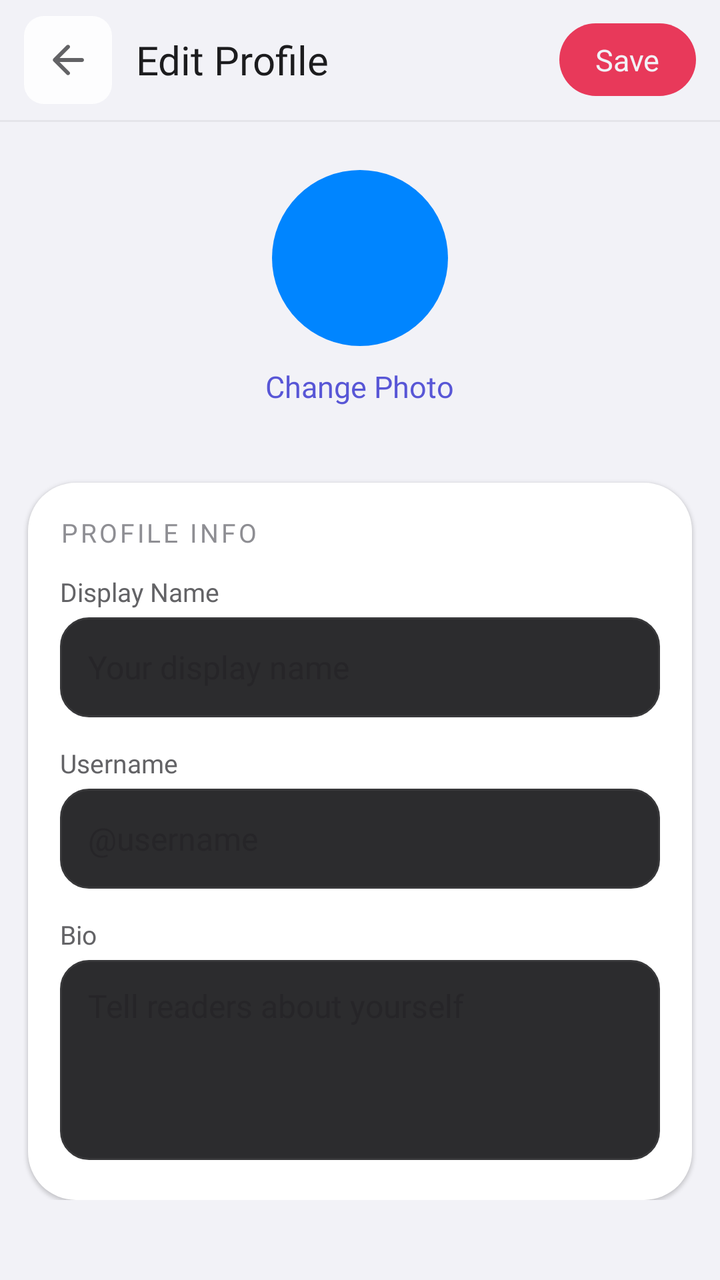
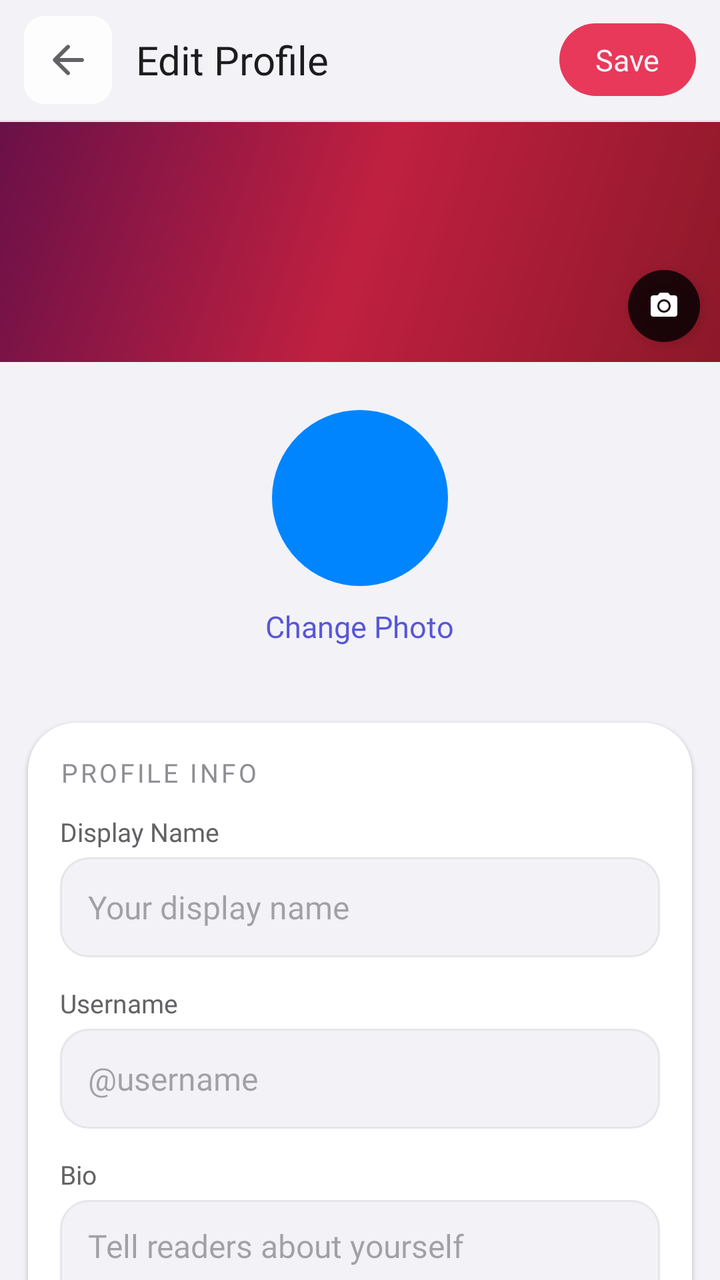

Screens rendered from an Android XML layout before and after an edit, with the pre-edit source and the edit as a unified diff.
<!-- AndroidManifest.xml: application theme Theme.NovelVerse -->
<!-- res/layout/activity_edit_profile.xml -->
<?xml version="1.0" encoding="utf-8"?>
<LinearLayout
    xmlns:android="http://schemas.android.com/apk/res/android"
    android:layout_width="match_parent"
    android:layout_height="match_parent"
    android:orientation="vertical"
    android:background="?attr/colorSurface">

    <LinearLayout
        android:layout_width="match_parent"
        android:layout_height="60dp"
        android:orientation="horizontal"
        android:gravity="center_vertical"
        android:paddingHorizontal="12dp"
        android:background="?attr/colorSurface">
        <ImageView
            android:id="@+id/btn_back"
            android:layout_width="44dp"
            android:layout_height="44dp"
            android:background="@drawable/bg_icon_btn_white"
            android:src="@drawable/ic_back"
            android:tint="?attr/colorOnSurfaceVariant"
            android:padding="10dp"
            android:contentDescription="Back" />
        <TextView
            android:layout_width="0dp"
            android:layout_height="wrap_content"
            android:layout_weight="1"
            android:layout_marginStart="12dp"
            android:text="Edit Profile"
            android:textColor="?attr/colorOnSurface"
            android:textSize="20sp"
            android:fontFamily="@font/inter_semibold" />
        <TextView
            android:id="@+id/btn_save"
            android:layout_width="wrap_content"
            android:layout_height="wrap_content"
            android:background="@drawable/bg_btn_primary"
            android:paddingHorizontal="18dp"
            android:paddingVertical="8dp"
            android:text="Save"
            android:textColor="?attr/colorSurface"
            android:textSize="15sp"
            android:fontFamily="@font/inter_semibold" />
    </LinearLayout>
    
    <View android:layout_width="match_parent" android:layout_height="1dp" android:background="@color/divider" />


    <androidx.core.widget.NestedScrollView
        android:layout_width="match_parent"
        android:layout_height="match_parent">
        <LinearLayout
            android:layout_width="match_parent"
            android:layout_height="wrap_content"
            android:orientation="vertical"
            android:paddingBottom="40dp">

            
            <LinearLayout
                android:layout_width="match_parent"
                android:layout_height="wrap_content"
                android:orientation="vertical"
                android:gravity="center"
                android:background="?attr/colorSurface"
                android:paddingVertical="24dp">
                <FrameLayout
                    android:layout_width="88dp"
                    android:layout_height="88dp"
                    android:background="@drawable/bg_avatar_circle">
                    <ImageView
                        android:id="@+id/edit_avatar"
                        android:layout_width="match_parent"
                        android:layout_height="match_parent"
                        android:scaleType="centerCrop" />
                    <TextView
                        android:id="@+id/edit_avatar_initials"
                        android:layout_width="match_parent"
                        android:layout_height="match_parent"
                        android:gravity="center"
                        android:textColor="?attr/colorOnSurface"
                        android:textSize="28sp"
                        android:fontFamily="@font/inter_semibold" />
                </FrameLayout>
                <TextView
                    android:id="@+id/btn_change_avatar"
                    android:layout_width="wrap_content"
                    android:layout_height="wrap_content"
                    android:layout_marginTop="10dp"
                    android:text="Change Photo"
                    android:textColor="@color/primary"
                    android:textSize="15sp"
                    android:fontFamily="@font/inter_medium" />
            </LinearLayout>

            
            <LinearLayout
                android:layout_width="match_parent"
                android:layout_height="wrap_content"
                android:orientation="vertical"
                android:layout_marginTop="14dp"
                android:layout_marginHorizontal="14dp"
                android:background="@drawable/bg_surface_card"
                android:padding="16dp"
                android:elevation="1dp">

                <TextView
                    android:layout_width="wrap_content"
                    android:layout_height="wrap_content"
                    android:text="PROFILE INFO"
                    android:textColor="@color/text_tertiary"
                    android:textSize="13sp"
                    android:fontFamily="@font/inter_semibold"
                    android:letterSpacing="0.10"
                    android:layout_marginBottom="12dp" />

                <TextView
                    android:layout_width="wrap_content"
                    android:layout_height="wrap_content"
                    android:text="Display Name"
                    android:textColor="@color/text_secondary"
                    android:textSize="13sp"
                    android:fontFamily="@font/inter_medium"
                    android:layout_marginBottom="4dp" />
                <EditText
                    android:id="@+id/edit_display_name"
                    android:layout_width="match_parent"
                    android:layout_height="50dp"
                    android:background="@drawable/bg_search_bar"
                    android:paddingHorizontal="14dp"
                    android:textSize="16sp"
                    android:fontFamily="@font/inter_regular"
                    android:hint="Your display name"
                    android:singleLine="true"
                    android:layout_marginBottom="14dp" />

                <TextView
                    android:layout_width="wrap_content"
                    android:layout_height="wrap_content"
                    android:text="Username"
                    android:textColor="@color/text_secondary"
                    android:textSize="13sp"
                    android:fontFamily="@font/inter_medium"
                    android:layout_marginBottom="4dp" />
                <EditText
                    android:id="@+id/edit_username"
                    android:layout_width="match_parent"
                    android:layout_height="50dp"
                    android:background="@drawable/bg_search_bar"
                    android:paddingHorizontal="14dp"
                    android:textSize="16sp"
                    android:fontFamily="@font/inter_regular"
                    android:hint="@username"
                    android:singleLine="true"
                    android:layout_marginBottom="14dp" />

                <TextView
                    android:layout_width="wrap_content"
                    android:layout_height="wrap_content"
                    android:text="Bio"
                    android:textColor="@color/text_secondary"
                    android:textSize="13sp"
                    android:fontFamily="@font/inter_medium"
                    android:layout_marginBottom="4dp" />
                <EditText
                    android:id="@+id/edit_bio"
                    android:layout_width="match_parent"
                    android:layout_height="100dp"
                    android:background="@drawable/bg_search_bar"
                    android:paddingHorizontal="14dp"
                    android:paddingVertical="12dp"
                    android:textSize="16sp"
                    android:fontFamily="@font/inter_regular"
                    android:hint="Tell readers about yourself"
                    android:gravity="top"
                    android:maxLines="4"
                    android:layout_marginBottom="4dp" />
            </LinearLayout>
        </LinearLayout>
    </androidx.core.widget.NestedScrollView>
</LinearLayout>
<!-- resources referenced by this layout -->
<resources>
  <color name="divider">#E5E5EA</color>
  <color name="primary">#5856D6</color>
  <color name="text_secondary">#636366</color>
  <color name="text_tertiary">#8E8E93</color>
  <!-- drawable bg_search_bar (drawable) -->
  <?xml version="1.0" encoding="utf-8"?>
  <shape xmlns:android="http://schemas.android.com/apk/res/android"
      android:shape="rectangle">
      <solid android:color="#2C2C2E" />
      <stroke android:width="1dp" android:color="#38383A" />
      <corners android:radius="14dp" />
  </shape>
  <color name="primary_dark">#4240C4</color>
  <color name="icon_bg_tint">#EAE9FF</color>
  <color name="on_primary">#FFFFFF</color>
  <color name="secondary">#FF9F0A</color>
  <color name="surface_variant">#EBEBF0</color>
  <color name="on_secondary">#FFFFFF</color>
  <color name="secondary_dark">#D4860A</color>
  <color name="accent">#30D158</color>
  <color name="success_light">#D1F5DC</color>
  <color name="on_accent">#FFFFFF</color>
  <color name="background">#F2F3F4</color>
  <color name="surface">#F2F2F7</color>
  <color name="text_primary_dark">#FFFFFF</color>
  <color name="text_primary">#1C1C1E</color>
  <color name="error">#FF453A</color>
  <color name="error_light">#FFE5E3</color>
  <color name="white">#FFFFFF</color>
  <color name="border">#E5E5EA</color>
  <style name="ShapeAppearance.NovelVerse.SmallComponent" parent="ShapeAppearance.Material3.SmallComponent">
          <item name="cornerFamily">rounded</item>
          <item name="cornerSize">8dp</item>
      </style>
  <style name="Widget.NovelVerse.Snackbar" parent="Widget.Material3.Snackbar">
          <item name="android:layout_margin">16dp</item>
          <item name="cornerRadius">12dp</item>
      </style>
  <color name="surface_card_stroke">#E5E5EA</color>
  <color name="surface_card_secondary">#F9F9FB</color>
  <color name="surface_card_tertiary">#F2F2F7</color>
  <color name="drag_handle">#C7C7CC</color>
  <color name="icon_tint_primary">#5856D6</color>
  <color name="button_secondary_bg">#F2F2F7</color>
  <color name="chip_inactive_bg">#2C2C2E</color>
  <color name="chip_inactive_stroke">#38383A</color>
  <color name="search_bar_bg">#2C2C2E</color>
  <color name="text_tertiary_dark">#636366</color>
  <style name="Widget.NovelVerse.BottomSheet" parent="Widget.Material3.BottomSheet.Modal">
          <item name="shapeAppearance">@style/ShapeAppearance.NovelVerse.BottomSheet</item>
      </style>
  <style name="ShapeAppearance.NovelVerse.NavIndicator" parent="">
          <item name="cornerFamily">rounded</item>
          <item name="cornerSize">16dp</item>
      </style>
  <!-- unchanged entries left out for length: 36 -->
</resources>

<!-- the commit's change to res/layout/activity_edit_profile.xml (unified diff, before → after) -->
@@ -57,6 +57,43 @@
             android:paddingBottom="40dp">
 
             
+            <FrameLayout
+                android:layout_width="match_parent"
+                android:layout_height="120dp">
+
+                <ImageView
+                    android:id="@+id/edit_cover_image"
+                    android:layout_width="match_parent"
+                    android:layout_height="match_parent"
+                    android:scaleType="centerCrop"
+                    android:background="@drawable/bg_profile_banner"
+                    android:contentDescription="Cover photo" />
+
+                
+                <FrameLayout
+                    android:id="@+id/btn_change_cover"
+                    android:layout_width="36dp"
+                    android:layout_height="36dp"
+                    android:layout_gravity="bottom|end"
+                    android:layout_margin="10dp"
+                    android:background="@drawable/bg_cover_edit_btn"
+                    android:clickable="true"
+                    android:focusable="true"
+                    android:elevation="4dp">
+
+                    <ImageView
+                        android:layout_width="16dp"
+                        android:layout_height="16dp"
+                        android:layout_gravity="center"
+                        android:src="@drawable/ic_camera"
+                        android:tint="#FFFFFF"
+                        android:contentDescription="Change cover photo" />
+
+                </FrameLayout>
+
+            </FrameLayout>
+
+            
             <LinearLayout
                 android:layout_width="match_parent"
                 android:layout_height="wrap_content"
<!-- resource entries referenced after the edit -->
@@ -4,14 +4,45 @@
   <color name="primary">#5856D6</color>
   <color name="text_secondary">#636366</color>
   <color name="text_tertiary">#8E8E93</color>
-  <!-- drawable bg_search_bar (drawable) -->
+  <!-- drawable bg_cover_edit_btn (drawable) -->
+  <?xml version="1.0" encoding="utf-8"?>
+  <shape xmlns:android="http://schemas.android.com/apk/res/android"
+      android:shape="oval">
+      <solid android:color="#CC000000" />
+  </shape>
+  <!-- drawable bg_profile_banner (drawable) -->
   <?xml version="1.0" encoding="utf-8"?>
   <shape xmlns:android="http://schemas.android.com/apk/res/android"
       android:shape="rectangle">
-      <solid android:color="#2C2C2E" />
-      <stroke android:width="1dp" android:color="#38383A" />
+      <gradient
+          android:startColor="#8C1828"
+          android:centerColor="#C02040"
+          android:endColor="#6A1048"
+          android:type="linear"
+          android:angle="135" />
+  </shape>
+  <!-- drawable bg_search_bar (drawable) -->
+  <?xml version="1.0" encoding="utf-8"?>
+  <shape
+      xmlns:android="http://schemas.android.com/apk/res/android"
+      android:shape="rectangle">
+      <solid android:color="@color/surface" />
+      <stroke
+          android:width="1dp"
+          android:color="@color/border" />
       <corners android:radius="14dp" />
   </shape>
+  <!-- drawable ic_camera (drawable) -->
+  <?xml version="1.0" encoding="utf-8"?>
+  <vector xmlns:android="http://schemas.android.com/apk/res/android"
+      android:width="24dp"
+      android:height="24dp"
+      android:viewportWidth="24"
+      android:viewportHeight="24">
+      <path
+          android:fillColor="#000000"
+          android:pathData="M12,15.5c1.93,0,3.5-1.57,3.5-3.5s-1.57-3.5-3.5-3.5S8.5,10.07,8.5,12S10.07,15.5,12,15.5zM20,4h-3.17L15,2H9L7.17,4H4C2.9,4,2,4.9,2,6v12c0,1.1,.9,2,2,2h16c1.1,0,2-.9,2-2V6C22,4.9,21.1,4,20,4zM12,17c-2.76,0-5-2.24-5-5s2.24-5,5-5s5,2.24,5,5S14.76,17,12,17z" />
+  </vector>
   <color name="primary_dark">#4240C4</color>
   <color name="icon_bg_tint">#EAE9FF</color>
   <color name="on_primary">#FFFFFF</color>
